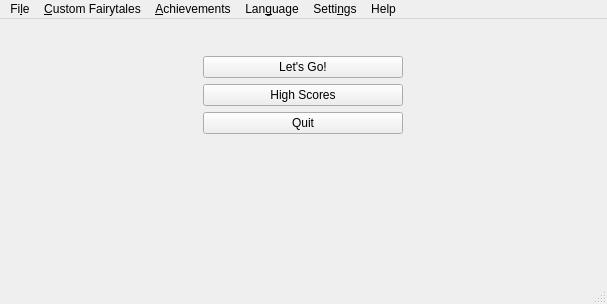
First picture: the form in ui/mainwindow.ui, repository tdauth/gustavsfairyland, before the edit.
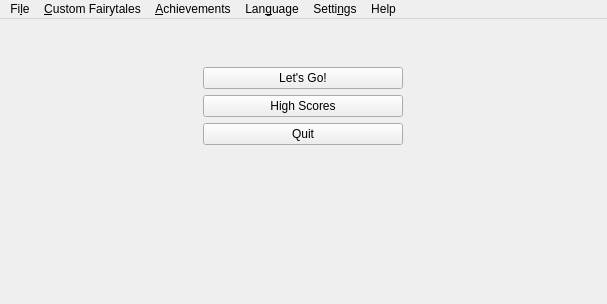
Second picture: the form after the edit. Icons and pictures are not drawn.

Diff of the .ui file:
```diff
--- a/ui/mainwindow.ui
+++ b/ui/mainwindow.ui
@@ -31,10 +31,10 @@
     </sizepolicy>
    </property>
    <layout class="QGridLayout" name="gridLayout_4">
-    <item row="7" column="0">
+    <item row="7" column="0" alignment="Qt::AlignHCenter|Qt::AlignTop">
      <widget class="QLabel" name="timeLabel">
       <property name="sizePolicy">
-       <sizepolicy hsizetype="Preferred" vsizetype="Fixed">
+       <sizepolicy hsizetype="Preferred" vsizetype="Minimum">
         <horstretch>0</horstretch>
         <verstretch>0</verstretch>
        </sizepolicy>
@@ -52,10 +52,10 @@
       </property>
      </widget>
     </item>
-    <item row="8" column="0">
+    <item row="8" column="0" alignment="Qt::AlignHCenter|Qt::AlignTop">
      <widget class="QLabel" name="descriptionLabel">
       <property name="sizePolicy">
-       <sizepolicy hsizetype="Preferred" vsizetype="Fixed">
+       <sizepolicy hsizetype="Preferred" vsizetype="Minimum">
         <horstretch>0</horstretch>
         <verstretch>0</verstretch>
        </sizepolicy>
@@ -75,21 +75,24 @@
     </item>
     <item row="9" column="0">
      <widget class="QWidget" name="gameAreaWidget" native="true">
-      <layout class="QVBoxLayout" name="verticalLayout_2">
-       <item>
-        <layout class="QVBoxLayout" name="verticalLayout">
-         <item>
-          <layout class="QHBoxLayout" name="horizontalLayout_2"/>
-         </item>
-         <item>
-          <layout class="QGridLayout" name="centralLayout"/>
-         </item>
+      <property name="sizePolicy">
+       <sizepolicy hsizetype="Expanding" vsizetype="Expanding">
+        <horstretch>0</horstretch>
+        <verstretch>0</verstretch>
+       </sizepolicy>
+      </property>
+      <layout class="QGridLayout" name="gridLayout_3">
+       <item row="0" column="0">
+        <layout class="QGridLayout" name="gameAreaLayout">
+         <property name="spacing">
+          <number>0</number>
+         </property>
         </layout>
        </item>
       </layout>
      </widget>
     </item>
-    <item row="0" column="0">
+    <item row="0" column="0" alignment="Qt::AlignHCenter|Qt::AlignVCenter">
      <widget class="QWidget" name="menuButtonsWidget" native="true">
       <property name="sizePolicy">
        <sizepolicy hsizetype="Expanding" vsizetype="Expanding">
@@ -253,7 +256,6 @@
    <addaction name="menuSettings"/>
    <addaction name="menuHelp"/>
   </widget>
-  <widget class="QStatusBar" name="statusbar"/>
   <action name="actionNewGame">
    <property name="text">
     <string>&amp;New Game</string>
```
Left out of the diff: 2 changed lines with no effect on the pictures.
